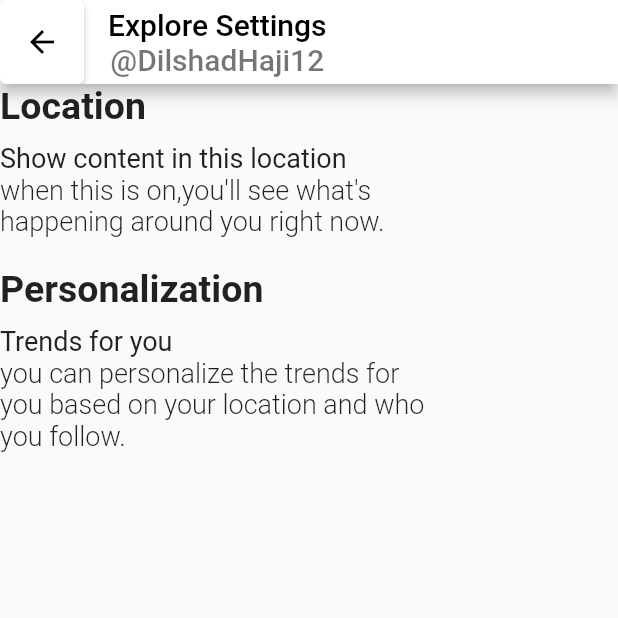
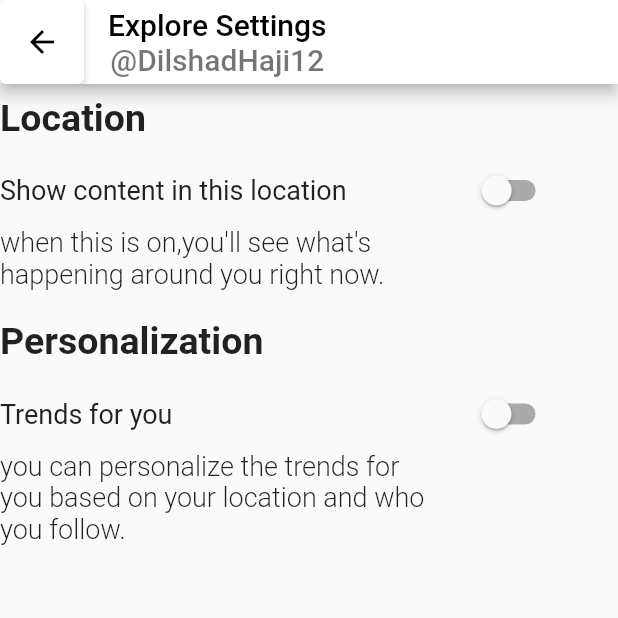
Before and after one commit to yousf10/Twitter-clone, a Flutter app: the SettingScreen screen opened directly, on a phone screen of 412 x 824 dp, the top half of it. Run offline on Flutter 3.47's test engine with Material 2 defaults, Android fonts, the phone set to English and light mode, and no system bars; network calls fail.

```diff
--- a/lib/Dilshad/VideosForYou.dart
+++ b/lib/Dilshad/Seaech_Screen/VideosForYou.dart
@@ -13,12 +13,12 @@ final List<Video> videoList = [
   Video(imageUrl: 'https://picsum.photos/id/1005/400/300', viewerCount: 8),
 ];
 
-class VideoList extends StatefulWidget {
+class VideoList1 extends StatefulWidget {
   @override
   _VideoListState createState() => _VideoListState();
 }
 
-class _VideoListState extends State<VideoList> {
+class _VideoListState extends State<VideoList1> {
   late int _viewerCount;
 
   @override
--- a/lib/Dilshad/Seaech_Screen/search_app_bar.dart
+++ b/lib/Dilshad/Seaech_Screen/search_app_bar.dart
@@ -50,8 +50,9 @@ class _SearchAppBarState extends State<SearchAppBar> {
         actions: [
           IconButton(
             icon: Icon(
-              Icons.settings,
+              Icons.settings_outlined,
               color: Colors.black,
+              size: 25,
             ),
             onPressed: () {
               Navigator.push(
--- a/lib/Dilshad/ssetting/Setting.dart
+++ b/lib/Dilshad/ssetting/Setting.dart
@@ -4,7 +4,15 @@ import 'package:flutter/material.dart';
 
 import '../Seaech_Screen/search_screen.dart';
 
-class SettingScreen extends StatelessWidget {
+class SettingScreen extends StatefulWidget {
+  @override
+  State<SettingScreen> createState() => _SettingScreenState();
+}
+
+bool _switchValue = false;
+bool _switchValue1 = false;
+
+class _SettingScreenState extends State<SettingScreen> {
   bool switchValue = true;
 
   Widget build(BuildContext context) {
@@ -37,30 +45,71 @@ class SettingScreen extends StatelessWidget {
           ],
         ),
       ),
-        body: Column(crossAxisAlignment: CrossAxisAlignment.start, children: [
+      body: Column(
+        crossAxisAlignment: CrossAxisAlignment.start,
+        children: [
+          SizedBox(
+            height: 8,
+          ),
           Positioned(
             child: Text(
               "Location",
               style: TextStyle(fontSize: 25, fontWeight: FontWeight.bold),
-          )),
+            ),
+          ),
           SizedBox(
             height: 10,
           ),
-          Positioned(
-              child: Text(
+          Row(
+            children: [
+              Column(
+                mainAxisAlignment: MainAxisAlignment.start,
+                crossAxisAlignment: CrossAxisAlignment.start,
+                children: [
+                  Container(
+                    child: Row(
+                      children: [
+                        Text(
                           "Show content in this location",
-            style: TextStyle(fontSize: 18, fontWeight: FontWeight.w400),
-          )),
-          Positioned(
+                          style: TextStyle(
+                              fontSize: 18, fontWeight: FontWeight.w400),
+                        ),
+                        SizedBox(
+                          width: 80,
+                        ),
+                        Container(
+                          child: Switch(
+                            value: _switchValue1,
+                            onChanged: (value) {
+                              setState(() {
+                                _switchValue1 = value;
+                              });
+                            },
+                            activeTrackColor: Colors.lightBlue,
+                            activeColor: Colors.blue,
+                          ),
+                        ),
+                      ],
+                    ),
+                  ),
+                  Container(
                     child: Text(
                       "when this is on,you'll see what's",
-            style: TextStyle(fontSize: 18, fontWeight: FontWeight.w300),
-          )),
-          Positioned(
+                      style:
+                          TextStyle(fontSize: 18, fontWeight: FontWeight.w300),
+                    ),
+                  ),
+                  Container(
                     child: Text(
                       "happening around you right now.",
-            style: TextStyle(fontSize: 18, fontWeight: FontWeight.w300),
-          )),
+                      style:
+                          TextStyle(fontSize: 18, fontWeight: FontWeight.w300),
+                    ),
+                  ),
+                ],
+              )
+            ],
+          ),
           SizedBox(
             height: 20,
           ),
@@ -68,30 +117,56 @@ class SettingScreen extends StatelessWidget {
             child: Text(
               "Personalization",
               style: TextStyle(fontSize: 25, fontWeight: FontWeight.bold),
-          )),
+            ),
+          ),
           SizedBox(
             height: 10,
           ),
-          Positioned(
+          Row(
+            children: [
+              Container(
                 child: Text(
                   "Trends for you",
                   style: TextStyle(fontSize: 18, fontWeight: FontWeight.w400),
-          )),
+                ),
+              ),
+              SizedBox(
+                width: 196,
+              ),
+              Container(
+                child: Switch(
+                  value: _switchValue,
+                  onChanged: (value) {
+                    setState(() {
+                      _switchValue = value;
+                    });
+                  },
+                  activeTrackColor: Colors.lightBlue,
+                  activeColor: Colors.blue,
+                ),
+              ),
+            ],
+          ),
           Positioned(
             child: Text(
               "you can personalize the trends for ",
               style: TextStyle(fontSize: 18, fontWeight: FontWeight.w300),
-          )),
+            ),
+          ),
           Positioned(
             child: Text(
               "you based on your location and who",
               style: TextStyle(fontSize: 18, fontWeight: FontWeight.w300),
-          )),
+            ),
+          ),
           Positioned(
             child: Text(
               "you follow.",
               style: TextStyle(fontSize: 18, fontWeight: FontWeight.w300),
-          )),
-        ]));
+            ),
+          ),
+        ],
+      ),
+    );
   }
 }
```
Also changed, not shown: lib/Dilshad/Posts/Data_posts.dart (added, +85 -0 lines), lib/Dilshad/Posts/post.dart (added, +153 -0 lines), lib/Dilshad/Seaech_Screen/Data_Model.dart (deleted, +0 -31 lines), lib/Dilshad/Seaech_Screen/WhoToFollow.dart (renamed from lib/Dilshad/WhoToFollow.dart, +22 -75 lines), lib/Dilshad/Seaech_Screen/search_screen.dart (+28 -55 lines), lib/Dilshad/video.dart (added, +80 -0 lines), assets/Image/me.jpg (renamed from assets/me.jpg). Lines whose indentation alone changed are shown as unchanged.
